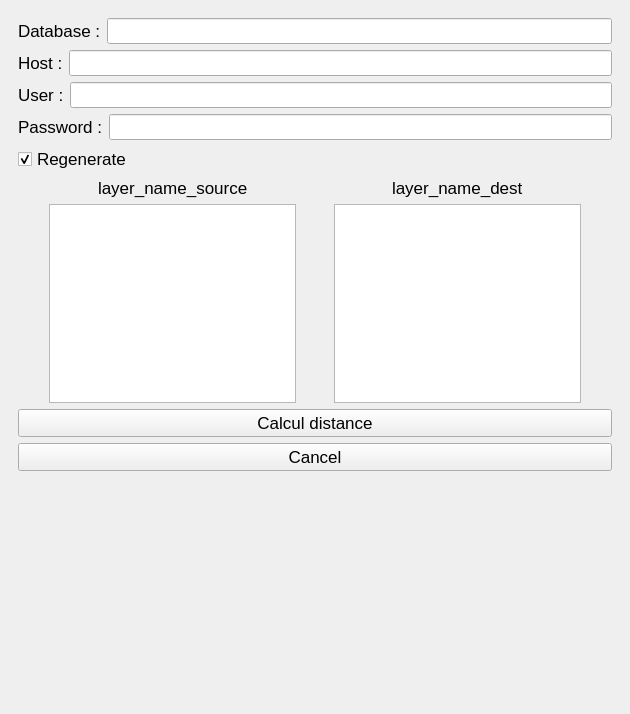
This is diagwayprojection/DiagwayProjection_dockwidget_base.ui in StundFR/diagway as Qt 5 draws it before an edit. The edited form follows.
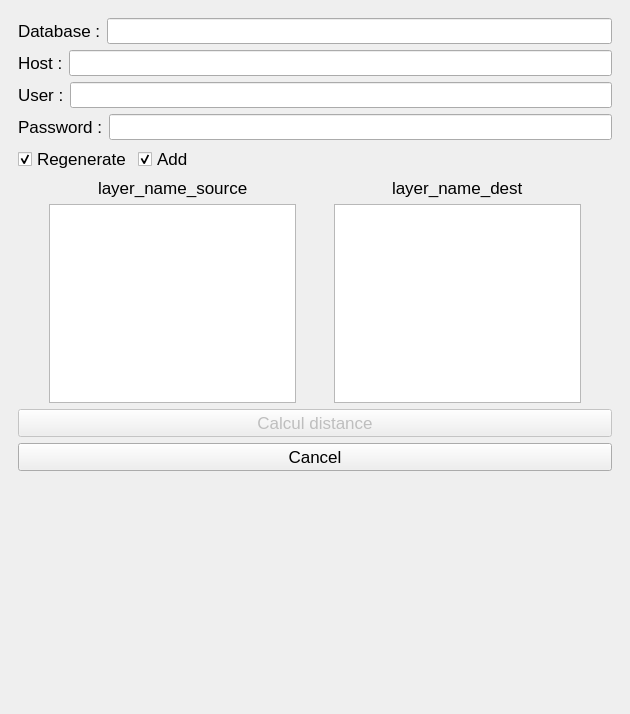
This is the edited form. Custom widgets are drawn as their Qt base class.

Diff of the .ui file:
```diff
--- a/diagwayprojection/DiagwayProjection_dockwidget_base.ui
+++ b/diagwayprojection/DiagwayProjection_dockwidget_base.ui
@@ -1469,6 +1469,8 @@
          </layout>
         </item>
         <item row="4" column="0">
+         <layout class="QHBoxLayout" name="horizontalLayout_27">
+          <item>
          <widget class="QCheckBox" name="checkBox_regenerate">
           <property name="font">
            <font>
@@ -1483,6 +1485,36 @@
           </property>
          </widget>
         </item>
+          <item>
+           <widget class="QCheckBox" name="checkBox_add">
+            <property name="font">
+             <font>
+              <pointsize>13</pointsize>
+             </font>
+            </property>
+            <property name="text">
+             <string>Add</string>
+            </property>
+            <property name="checked">
+             <bool>true</bool>
+            </property>
+           </widget>
+          </item>
+          <item>
+           <spacer name="horizontalSpacer_28">
+            <property name="orientation">
+             <enum>Qt::Horizontal</enum>
+            </property>
+            <property name="sizeHint" stdset="0">
+             <size>
+              <width>40</width>
+              <height>20</height>
+             </size>
+            </property>
+           </spacer>
+          </item>
+         </layout>
+        </item>
         <item row="5" column="0">
          <layout class="QHBoxLayout" name="horizontalLayout_26">
           <item>
@@ -1662,6 +1694,9 @@
         </item>
         <item row="6" column="0">
          <widget class="QPushButton" name="push_calcul_page4">
+          <property name="enabled">
+           <bool>false</bool>
+          </property>
           <property name="font">
            <font>
             <pointsize>13</pointsize>
```
Lines whose indentation alone changed are shown as unchanged.
